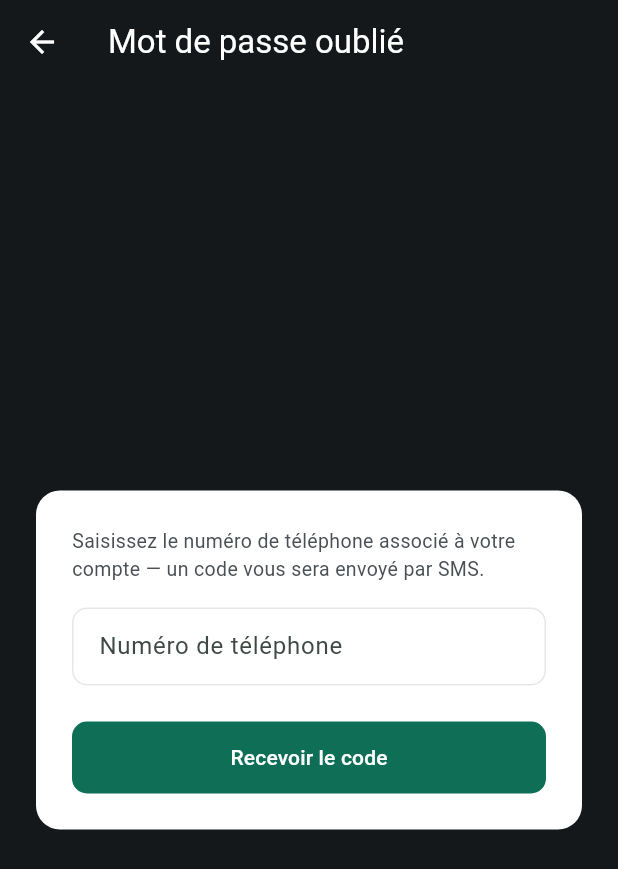
After one commit to zakaria-sawadogo/gymcloud-saas, a Flutter app: the screen it shows after launch, after a tap on "Mot de passe oublié ?", on a phone screen of 412 x 824 dp. The commit adds this screen. Shown: the top 869 px of the screen. Run offline on Flutter 3.47's test engine with Material 3 defaults, Android fonts, the phone set to English and light mode, and no system bars; our stand-ins replace dio, flutter_secure_storage, qr_flutter; missing offline and left inert: mobile_scanner; accounts and stored records are empty; network calls fail.

Commit message:
Affiche le mot de passe temporaire à l'inscription d'un adhérent + ajoute la réinitialisation par OTP sur mobile

```diff
--- a/04_Mobile_Flutter/lib/features/adherent/screens/bookings_screen.dart
+++ b/04_Mobile_Flutter/lib/features/adherent/screens/bookings_screen.dart
@@ -4,6 +4,7 @@ import 'package:provider/provider.dart';
 import '../../../core/auth/auth_provider.dart';
 import '../../../core/theme/app_theme.dart';
 import '../../../core/widgets/status_badge.dart';
+import '../../shared/logout_button.dart';
 import '../../../core/models/adherent.dart';
 import '../adherent_repository.dart';
 
@@ -68,7 +69,7 @@ class _BookingsScreenState extends State<BookingsScreen> {
     final past = _bookings.where((b) => !upcoming.contains(b)).toList();
 
     return Scaffold(
-      appBar: AppBar(title: const Text('Mes réservations')),
+      appBar: AppBar(title: const Text('Mes réservations'), actions: const [LogoutButton()]),
       body: _isLoading
           ? const Center(child: CircularProgressIndicator())
           : RefreshIndicator(
--- a/04_Mobile_Flutter/lib/features/adherent/screens/home_screen.dart
+++ b/04_Mobile_Flutter/lib/features/adherent/screens/home_screen.dart
@@ -6,6 +6,7 @@ import '../../../core/theme/app_theme.dart';
 import '../../../core/widgets/status_badge.dart';
 import '../../../core/models/adherent.dart';
 import '../adherent_repository.dart';
+import '../../shared/logout_button.dart';
 
 class HomeScreen extends StatefulWidget {
   final void Function(int tabIndex) onNavigateToTab;
@@ -58,7 +59,7 @@ class _HomeScreenState extends State<HomeScreen> {
     final user = context.watch<AuthProvider>().user;
 
     return Scaffold(
-      appBar: AppBar(title: Text('Bonjour, ${user?.firstName ?? ''}')),
+      appBar: AppBar(title: Text('Bonjour, ${user?.firstName ?? ''}'), actions: const [LogoutButton()]),
       body: RefreshIndicator(
         onRefresh: _load,
         child: _isLoading
--- a/04_Mobile_Flutter/lib/features/adherent/screens/payments_screen.dart
+++ b/04_Mobile_Flutter/lib/features/adherent/screens/payments_screen.dart
@@ -4,6 +4,7 @@ import 'package:provider/provider.dart';
 import '../../../core/auth/auth_provider.dart';
 import '../../../core/theme/app_theme.dart';
 import '../../../core/widgets/status_badge.dart';
+import '../../shared/logout_button.dart';
 import '../../../core/models/adherent.dart';
 import '../adherent_repository.dart';
 
@@ -52,7 +53,7 @@ class _PaymentsScreenState extends State<PaymentsScreen> {
     final dateFormat = DateFormat('dd MMM yyyy · HH:mm', 'fr_FR');
 
     return Scaffold(
-      appBar: AppBar(title: const Text('Mes paiements')),
+      appBar: AppBar(title: const Text('Mes paiements'), actions: const [LogoutButton()]),
       body: _isLoading
           ? const Center(child: CircularProgressIndicator())
           : RefreshIndicator(
--- a/04_Mobile_Flutter/lib/features/adherent/screens/qr_code_screen.dart
+++ b/04_Mobile_Flutter/lib/features/adherent/screens/qr_code_screen.dart
@@ -4,6 +4,7 @@ import 'package:qr_flutter/qr_flutter.dart';
 import '../../../core/auth/auth_provider.dart';
 import '../../../core/theme/app_theme.dart';
 import '../adherent_repository.dart';
+import '../../shared/logout_button.dart';
 
 /// Écran d'accès rapide (§1.3, §6.3) — affiche le QR code en plein
 /// écran, luminosité maximale implicite (fond blanc) pour un scan
@@ -43,7 +44,7 @@ class _QrCodeScreenState extends State<QrCodeScreen> {
 
     return Scaffold(
       backgroundColor: Colors.white,
-      appBar: AppBar(title: const Text('Mon QR code'), backgroundColor: Colors.white),
+      appBar: AppBar(title: const Text('Mon QR code'), backgroundColor: Colors.white, actions: const [LogoutButton()]),
       body: Center(
         child: _isLoading
             ? const CircularProgressIndicator()
--- a/04_Mobile_Flutter/lib/features/coach/screens/availability_screen.dart
+++ b/04_Mobile_Flutter/lib/features/coach/screens/availability_screen.dart
@@ -4,6 +4,7 @@ import '../../../core/auth/auth_provider.dart';
 import '../../../core/theme/app_theme.dart';
 import '../../../core/models/coach.dart';
 import '../coach_repository.dart';
+import '../../shared/logout_button.dart';
 
 /// Gestion des créneaux de disponibilité récurrents (§7.6) — vérifiés
 /// par le backend lors de toute réservation de séance individuelle.
@@ -123,7 +124,7 @@ class _AvailabilityScreenState extends State<AvailabilityScreen> {
   @override
   Widget build(BuildContext context) {
     return Scaffold(
-      appBar: AppBar(title: const Text('Mes disponibilités')),
+      appBar: AppBar(title: const Text('Mes disponibilités'), actions: const [LogoutButton()]),
       floatingActionButton: FloatingActionButton(onPressed: _openAddSheet, child: const Icon(Icons.add)),
       body: _isLoading
           ? const Center(child: CircularProgressIndicator())
--- a/04_Mobile_Flutter/lib/features/coach/screens/planning_screen.dart
+++ b/04_Mobile_Flutter/lib/features/coach/screens/planning_screen.dart
@@ -4,6 +4,7 @@ import 'package:provider/provider.dart';
 import '../../../core/auth/auth_provider.dart';
 import '../../../core/theme/app_theme.dart';
 import '../../../core/widgets/status_badge.dart';
+import '../../shared/logout_button.dart';
 import '../../../core/models/adherent.dart';
 import '../coach_repository.dart';
 
@@ -72,7 +73,7 @@ class _PlanningScreenState extends State<PlanningScreen> {
     final grouped = _groupedByDay;
 
     return Scaffold(
-      appBar: AppBar(title: const Text('Mon planning')),
+      appBar: AppBar(title: const Text('Mon planning'), actions: const [LogoutButton()]),
       body: _isLoading
           ? const Center(child: CircularProgressIndicator())
           : RefreshIndicator(
--- a/04_Mobile_Flutter/lib/features/gestionnaire/screens/adherents_list_screen.dart
+++ b/04_Mobile_Flutter/lib/features/gestionnaire/screens/adherents_list_screen.dart
@@ -5,6 +5,7 @@ import '../../../core/theme/app_theme.dart';
 import '../../../core/widgets/status_badge.dart';
 import '../../../core/models/adherent.dart';
 import '../gestionnaire_repository.dart';
+import '../../shared/logout_button.dart';
 
 class AdherentsListScreen extends StatefulWidget {
   const AdherentsListScreen({super.key});
@@ -52,6 +53,7 @@ class _AdherentsListScreenState extends State<AdherentsListScreen> {
     return Scaffold(
       appBar: AppBar(
         title: const Text('Adhérents'),
+        actions: const [LogoutButton()],
         bottom: PreferredSize(
           preferredSize: const Size.fromHeight(56),
           child: Padding(
--- a/04_Mobile_Flutter/lib/features/gestionnaire/screens/dashboard_screen.dart
+++ b/04_Mobile_Flutter/lib/features/gestionnaire/screens/dashboard_screen.dart
@@ -4,6 +4,7 @@ import 'package:provider/provider.dart';
 import '../../../core/auth/auth_provider.dart';
 import '../../../core/widgets/stat_card.dart';
 import '../gestionnaire_repository.dart';
+import '../../shared/logout_button.dart';
 
 class DashboardScreen extends StatefulWidget {
   const DashboardScreen({super.key});
@@ -41,7 +42,7 @@ class _DashboardScreenState extends State<DashboardScreen> {
     final currencyFormat = NumberFormat.currency(locale: 'fr_FR', symbol: 'FCFA', decimalDigits: 0);
 
     return Scaffold(
-      appBar: AppBar(title: Text(salle?.name ?? 'Tableau de bord')),
+      appBar: AppBar(title: Text(salle?.name ?? 'Tableau de bord'), actions: const [LogoutButton()]),
       body: _isLoading
           ? const Center(child: CircularProgressIndicator())
           : RefreshIndicator(
--- a/04_Mobile_Flutter/lib/features/gestionnaire/screens/scanner_screen.dart
+++ b/04_Mobile_Flutter/lib/features/gestionnaire/screens/scanner_screen.dart
@@ -4,6 +4,7 @@ import 'package:provider/provider.dart';
 import '../../../core/auth/auth_provider.dart';
 import '../../../core/network/api_client.dart';
 import '../../../core/theme/app_theme.dart';
+import '../../shared/logout_button.dart';
 import '../gestionnaire_repository.dart';
 
 /// Scanner QR mobile (§6.3) — équivalent terrain du champ de saisie
@@ -66,7 +67,7 @@ class _ScannerScreenState extends State<ScannerScreen> {
   @override
   Widget build(BuildContext context) {
     return Scaffold(
-      appBar: AppBar(title: const Text('Scanner QR'), backgroundColor: Colors.black, foregroundColor: Colors.white),
+      appBar: AppBar(title: const Text('Scanner QR'), backgroundColor: Colors.black, foregroundColor: Colors.white, actions: const [LogoutButton()]),
       backgroundColor: Colors.black,
       body: Stack(
         children: [
--- a/04_Mobile_Flutter/lib/features/proprietaire/screens/consolidated_dashboard_screen.dart
+++ b/04_Mobile_Flutter/lib/features/proprietaire/screens/consolidated_dashboard_screen.dart
@@ -6,6 +6,7 @@ import '../../../core/theme/app_theme.dart';
 import '../../../core/widgets/stat_card.dart';
 import '../proprietaire_repository.dart';
 import 'salle_detail_screen.dart';
+import '../../shared/logout_button.dart';
 
 /// Vue consolidée multi-salles (§2.3, §11) — équivalent mobile de
 /// ProprietaireDashboardView.tsx côté web. Un propriétaire n'a pas
@@ -55,7 +56,7 @@ class _ConsolidatedDashboardScreenState extends State<ConsolidatedDashboardScree
     final salles = (_data?['salles'] as List<dynamic>?) ?? [];
 
     return Scaffold(
-      appBar: AppBar(title: const Text('Vue consolidée')),
+      appBar: AppBar(title: const Text('Vue consolidée'), actions: const [LogoutButton()]),
       body: _isLoading
           ? const Center(child: CircularProgressIndicator())
           : _error != null
--- /dev/null
+++ b/04_Mobile_Flutter/lib/features/shared/forgot_password_screen.dart
@@ -0,0 +1,205 @@
+import 'package:flutter/material.dart';
+import '../../core/network/api_client.dart';
+import '../../core/theme/app_theme.dart';
+
+/// §4.9 — Réinitialisation de mot de passe en deux étapes : demande
+/// d'un code (OTP) envoyé par SMS, puis confirmation avec ce code + un
+/// nouveau mot de passe. Sans ça, un adhérent qui perd ou oublie le
+/// mot de passe temporaire donné à l'inscription resterait bloqué
+/// sans aucun moyen de récupérer l'accès à son compte.
+class ForgotPasswordScreen extends StatefulWidget {
+  final ApiClient apiClient;
+
+  const ForgotPasswordScreen({super.key, required this.apiClient});
+
+  @override
+  State<ForgotPasswordScreen> createState() => _ForgotPasswordScreenState();
+}
+
+enum _Step { phone, confirm, done }
+
+class _ForgotPasswordScreenState extends State<ForgotPasswordScreen> {
+  _Step _step = _Step.phone;
+  final _phoneController = TextEditingController();
+  final _otpController = TextEditingController();
+  final _newPasswordController = TextEditingController();
+  bool _obscurePassword = true;
+  bool _isLoading = false;
+  String? _error;
+
+  Future<void> _requestOtp() async {
+    setState(() {
+      _error = null;
+      _isLoading = true;
+    });
+    try {
+      await widget.apiClient.post<Map<String, dynamic>>(
+        '/auth/forgot-password',
+        data: {'phone': _phoneController.text.trim()},
+        skipAuth: true,
+      );
+      if (mounted) setState(() => _step = _Step.confirm);
+    } on ApiException catch (e) {
+      if (mounted) setState(() => _error = e.message);
+    } finally {
+      if (mounted) setState(() => _isLoading = false);
+    }
+  }
+
+  Future<void> _confirmReset() async {
+    setState(() {
+      _error = null;
+      _isLoading = true;
+    });
+    try {
+      await widget.apiClient.post<Map<String, dynamic>>(
+        '/auth/reset-password',
+        data: {
+          'phone': _phoneController.text.trim(),
+          'otpCode': _otpController.text.trim(),
+          'newPassword': _newPasswordController.text,
+        },
+        skipAuth: true,
+      );
+      if (mounted) setState(() => _step = _Step.done);
+    } on ApiException catch (e) {
+      if (mounted) setState(() => _error = e.message);
+    } finally {
+      if (mounted) setState(() => _isLoading = false);
+    }
+  }
+
+  @override
+  void dispose() {
+    _phoneController.dispose();
+    _otpController.dispose();
+    _newPasswordController.dispose();
+    super.dispose();
+  }
+
+  @override
+  Widget build(BuildContext context) {
+    return Scaffold(
+      backgroundColor: AppColors.ink900,
+      appBar: AppBar(
+        backgroundColor: AppColors.ink900,
+        foregroundColor: Colors.white,
+        elevation: 0,
+        title: const Text('Mot de passe oublié'),
+      ),
+      body: SafeArea(
+        child: Center(
+          child: SingleChildScrollView(
+            padding: const EdgeInsets.symmetric(horizontal: 24),
+            child: Column(
+              mainAxisSize: MainAxisSize.min,
+              children: [
+                Container(
+                  padding: const EdgeInsets.all(24),
+                  decoration: BoxDecoration(color: Colors.white, borderRadius: BorderRadius.circular(16)),
+                  child: _buildStepContent(),
+                ),
+              ],
+            ),
+          ),
+        ),
+      ),
+    );
+  }
+
+  Widget _buildStepContent() {
+    switch (_step) {
+      case _Step.phone:
+        return Column(
+          mainAxisSize: MainAxisSize.min,
+          crossAxisAlignment: CrossAxisAlignment.stretch,
+          children: [
+            const Text(
+              'Saisissez le numéro de téléphone associé à votre compte — un code vous sera envoyé par SMS.',
+              style: TextStyle(color: AppColors.ink600, fontSize: 13),
+            ),
+            const SizedBox(height: 16),
+            TextField(
+              controller: _phoneController,
+              keyboardType: TextInputType.phone,
+              decoration: const InputDecoration(labelText: 'Numéro de téléphone', hintText: '+226 70 00 00 00'),
+            ),
+            if (_error != null) ...[
+              const SizedBox(height: 12),
+              Text(_error!, style: const TextStyle(color: AppColors.danger, fontSize: 13)),
+            ],
+            const SizedBox(height: 24),
+            ElevatedButton(
+              onPressed: _isLoading ? null : _requestOtp,
+              child: _isLoading ? _loadingIndicator() : const Text('Recevoir le code'),
+            ),
+          ],
+        );
+      case _Step.confirm:
+        return Column(
+          mainAxisSize: MainAxisSize.min,
+          crossAxisAlignment: CrossAxisAlignment.stretch,
+          children: [
+            const Text(
+              'Saisissez le code reçu par SMS, ainsi que votre nouveau mot de passe.',
+              style: TextStyle(color: AppColors.ink600, fontSize: 13),
+            ),
+            const SizedBox(height: 16),
+            TextField(
+              controller: _otpController,
+              keyboardType: TextInputType.number,
+              decoration: const InputDecoration(labelText: 'Code reçu par SMS'),
+            ),
+            const SizedBox(height: 16),
+            TextField(
+              controller: _newPasswordController,
+              obscureText: _obscurePassword,
+              decoration: InputDecoration(
+                labelText: 'Nouveau mot de passe',
+                helperText: 'Au moins 10 caractères, une majuscule, une minuscule, un chiffre',
+                helperMaxLines: 2,
+                suffixIcon: IconButton(
+                  icon: Icon(_obscurePassword ? Icons.visibility_off : Icons.visibility),
+                  onPressed: () => setState(() => _obscurePassword = !_obscurePassword),
+                ),
+              ),
+            ),
+            if (_error != null) ...[
+              const SizedBox(height: 12),
+              Text(_error!, style: const TextStyle(color: AppColors.danger, fontSize: 13)),
+            ],
+            const SizedBox(height: 24),
+            ElevatedButton(
+              onPressed: _isLoading ? null : _confirmReset,
+              child: _isLoading ? _loadingIndicator() : const Text('Réinitialiser le mot de passe'),
+            ),
+          ],
+        );
+      case _Step.done:
+        return Column(
+          mainAxisSize: MainAxisSize.min,
+          crossAxisAlignment: CrossAxisAlignment.stretch,
+          children: [
+            const Icon(Icons.check_circle, color: AppColors.primary, size: 48),
+            const SizedBox(height: 12),
+            const Text(
+              'Mot de passe réinitialisé avec succès. Vous pouvez maintenant vous connecter.',
+              textAlign: TextAlign.center,
+              style: TextStyle(color: AppColors.ink900, fontSize: 14),
+            ),
+            const SizedBox(height: 24),
+            ElevatedButton(
+              onPressed: () => Navigator.of(context).pop(),
+              child: const Text('Retour à la connexion'),
+            ),
+          ],
+        );
+    }
+  }
+
+  Widget _loadingIndicator() => const SizedBox(
+        height: 18,
+        width: 18,
+        child: CircularProgressIndicator(strokeWidth: 2, color: Colors.white),
+      );
+}
--- a/04_Mobile_Flutter/lib/features/shared/login_screen.dart
+++ b/04_Mobile_Flutter/lib/features/shared/login_screen.dart
@@ -1,7 +1,9 @@
 import 'package:flutter/material.dart';
 import 'package:provider/provider.dart';
 import '../../core/auth/auth_provider.dart';
+import '../../core/network/api_client.dart';
 import '../../core/theme/app_theme.dart';
+import 'forgot_password_screen.dart';
 
 /// Écran de connexion, unique pour tous les profils (§2.3) — l'app
 /// est désormais commune à tous, seul l'écran affiché APRÈS connexion
@@ -100,6 +102,16 @@ class _LoginScreenState extends State<LoginScreen> {
                               : const Text('Se connecter'),
                         ),
                       ),
+                      TextButton(
+                        onPressed: () {
+                          Navigator.of(context).push(
+                            MaterialPageRoute(
+                              builder: (_) => ForgotPasswordScreen(apiClient: context.read<ApiClient>()),
+                            ),
+                          );
+                        },
+                        child: const Text('Mot de passe oublié ?'),
+                      ),
                     ],
                   ),
                 ),
```
Also changed, not shown: 04_Mobile_Flutter/lib/features/shared/logout_button.dart (added, +40 -0 lines), 1 other file.
